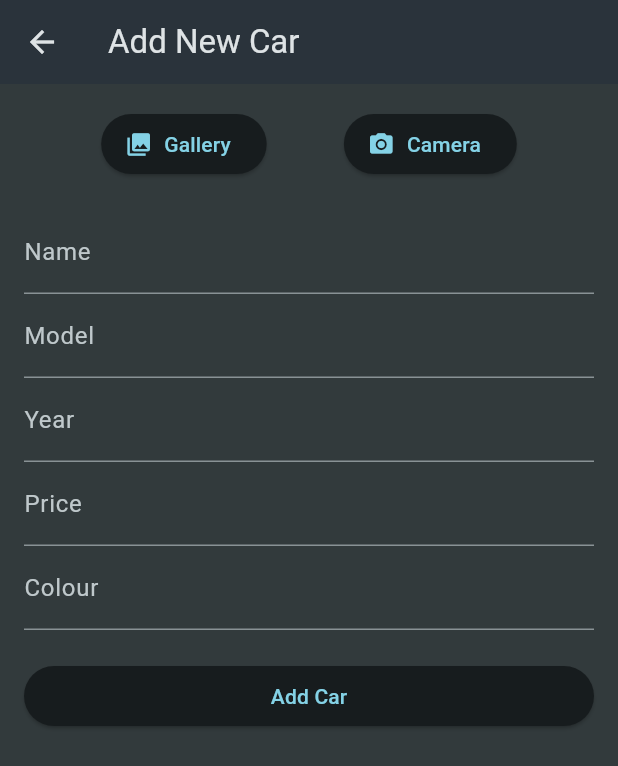
After one commit to Bonitt/flutter_assignment_application, a Flutter app: the screen it shows after launch, after a tap on the "add" icon, on a phone screen of 412 x 824 dp. The commit adds this screen. Shown: the top 766 px of the screen. Run offline on Flutter 3.47's test engine with Material 3 defaults, Android fonts, the phone set to English and light mode, and no system bars.

Commit message:
Added Screens

```diff
--- a/lib/main.dart
+++ b/lib/main.dart
@@ -1,5 +1,5 @@
 import 'package:flutter/material.dart';
-import 'package:flutter_assignment_application/widgets/cars_list.dart';
+import 'package:flutter_assignment_application/screens/cars_list_screen.dart';
 
 void main() {
   runApp(const MainApp());
--- /dev/null
+++ b/lib/screens/add_car_screen.dart
@@ -0,0 +1,104 @@
+import 'package:flutter/material.dart';
+import 'package:flutter_assignment_application/models/car.dart';
+
+class AddCarScreen extends StatefulWidget {
+  const AddCarScreen({super.key});
+
+  @override
+  State<AddCarScreen> createState() => _AddCarScreenState();
+}
+
+class _AddCarScreenState extends State<AddCarScreen> {
+  final _formKey = GlobalKey<FormState>();
+  final _nameController = TextEditingController();
+  final _modelController = TextEditingController();
+  final _yearController = TextEditingController();
+  final _priceController = TextEditingController();
+  final _colourController = TextEditingController();
+
+  void _submit() {
+    if (_formKey.currentState!.validate()) {
+      final newCar = Car(
+        id: DateTime.now().toString(),
+        name: _nameController.text,
+        model: _modelController.text,
+        year: int.parse(_yearController.text),
+        price: double.parse(_priceController.text),
+        colour: _colourController.text,
+      );
+
+      Navigator.pop(context, newCar);
+    }
+  }
+
+  // Placeholder functions for future implementation
+  void _openGallery() {
+    print('Gallery button pressed - functionality to be added');
+  }
+
+  void _openCamera() {
+    print('Camera button pressed - functionality to be added');
+  }
+
+  @override
+  Widget build(BuildContext context) {
+    return Scaffold(
+      appBar: AppBar(title: const Text('Add New Car')),
+      body: Padding(
+        padding: const EdgeInsets.all(16),
+        child: Form(
+          key: _formKey,
+          child: ListView(
+            children: [
+              Row(
+                mainAxisAlignment: MainAxisAlignment.spaceEvenly,
+                children: [
+                  ElevatedButton.icon(
+                    onPressed: _openGallery,
+                    icon: const Icon(Icons.photo_library),
+                    label: const Text('Gallery'),
+                  ),
+                  ElevatedButton.icon(
+                    onPressed: _openCamera,
+                    icon: const Icon(Icons.camera_alt),
+                    label: const Text('Camera'),
+                  ),
+                ],
+              ),
+              const SizedBox(height: 20),
+              TextFormField(
+                controller: _nameController,
+                decoration: const InputDecoration(labelText: 'Name'),
+                validator: (value) =>
+                    value == null || value.isEmpty ? 'Enter name' : null,
+              ),
+              TextFormField(
+                controller: _modelController,
+                decoration: const InputDecoration(labelText: 'Model'),
+              ),
+              TextFormField(
+                controller: _yearController,
+                decoration: const InputDecoration(labelText: 'Year'),
+                keyboardType: TextInputType.number,
+              ),
+              TextFormField(
+                controller: _priceController,
+                decoration: const InputDecoration(labelText: 'Price'),
+                keyboardType: TextInputType.number,
+              ),
+              TextFormField(
+                controller: _colourController,
+                decoration: const InputDecoration(labelText: 'Colour'),
+              ),
+              const SizedBox(height: 20),
+              ElevatedButton(
+                onPressed: _submit,
+                child: const Text('Add Car'),
+              ),
+            ],
+          ),
+        ),
+      ),
+    );
+  }
+}
--- /dev/null
+++ b/lib/screens/car_details_screen.dart
@@ -0,0 +1,28 @@
+import 'package:flutter/material.dart';
+import 'package:flutter_assignment_application/models/car.dart';
+
+class CarDetailScreen extends StatelessWidget {
+  final Car car;
+
+  const CarDetailScreen({super.key, required this.car});
+
+  @override
+  Widget build(BuildContext context) {
+    return Scaffold(
+      appBar: AppBar(title: Text(car.name)),
+      body: Padding(
+        padding: const EdgeInsets.all(16),
+        child: Column(
+          crossAxisAlignment: CrossAxisAlignment.start,
+          children: [
+            const SizedBox(height: 20),
+            Text('Model: ${car.model}', style: const TextStyle(fontSize: 18)),
+            Text('Year: ${car.year}', style: const TextStyle(fontSize: 18)),
+            Text('Color: ${car.colour}', style: const TextStyle(fontSize: 18)),
+            Text('Price: \$${car.price}', style: const TextStyle(fontSize: 18)),
+          ],
+        ),
+      ),
+    );
+  }
+}
--- a/lib/widgets/cars_list.dart
+++ b/lib/screens/cars_list_screen.dart
@@ -1,20 +1,25 @@
 import 'package:flutter/material.dart';
 import 'package:flutter_assignment_application/data/dummy_cars.dart';
 import 'package:flutter_assignment_application/models/car.dart';
+import 'package:flutter_assignment_application/screens/add_car_screen.dart'; // Make this screen
 
-class CarList extends StatefulWidget{
+class CarList extends StatefulWidget {
   const CarList({super.key});
 
   @override
   State<CarList> createState() => _CarListState();
-
 }
 
 class _CarListState extends State<CarList> {
+  List<Car> _cars = dummyCars;
 
-  List<Car> _cars= dummyCars;
+  void _addCar(Car car) {
+    setState(() {
+      _cars.add(car);
+    });
+  }
 
-   @override
+  @override
   Widget build(BuildContext context) {
     return Scaffold(
       appBar: AppBar(title: const Text('My Car Collection')),
@@ -32,6 +37,19 @@ class _CarListState extends State<CarList> {
           );
         },
       ),
+      floatingActionButton: FloatingActionButton(
+        onPressed: () async {
+          final newCar = await Navigator.push<Car>(
+            context,
+            MaterialPageRoute(builder: (ctx) => const AddCarScreen()),
+          );
+
+          if (newCar != null) {
+            _addCar(newCar);
+          }
+        },
+        child: const Icon(Icons.add),
+      ),
     );
   }
 }
```
